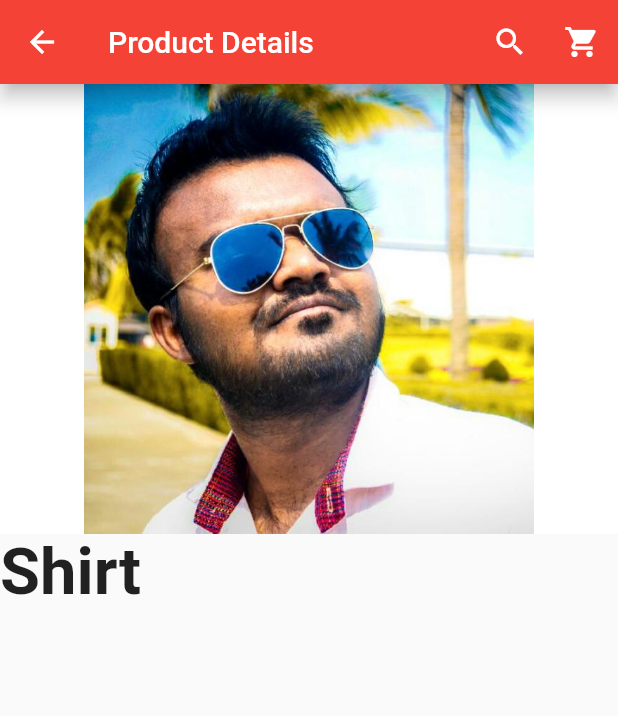
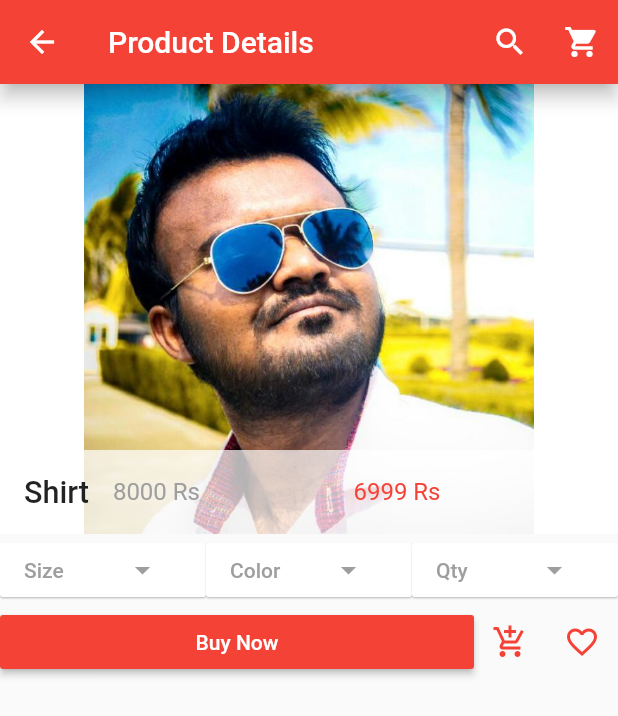
Before and after one commit to snehal-007/my_ecommerce, a Flutter app: the screen it shows after launch, after a tap on "Shirt", on a phone screen of 412 x 824 dp. Shown: the top 716 px of the screen. Run offline on Flutter 3.47's test engine with Material 2 defaults, Android fonts, the phone set to English and light mode, and no system bars; our stand-ins replace carousel_pro.

Commit message:
product detail organized

```diff
--- a/lib/gridproducts.dart
+++ b/lib/gridproducts.dart
@@ -11,8 +11,8 @@ class _ProductsState extends State<Products> {
     {
       "name": "Shirt",
       "picture": "assets/images/snehhh.jpeg",
-      "old_price": 5000,
-      "price": 4999
+      "old_price": 8000,
+      "price": 6999
     },
     {
       "name": "T-Shirt",
@@ -23,8 +23,8 @@ class _ProductsState extends State<Products> {
     {
       "name": "Pant",
       "picture": "assets/images/snehhh.jpeg",
-      "old_price": 5000,
-      "price": 4999
+      "old_price": 4000,
+      "price": 6999
     }
   ];
   @override
@@ -80,26 +80,34 @@ class Single_prod extends StatelessWidget {
                   prod_detail_price: prod_price,
                 ))),
         child: Material(
-          color: Colors.cyan,
-          borderRadius: BorderRadius.circular(3.0),
+          color: Colors.white,
+          borderRadius: BorderRadius.circular(10.0),
           child: Container(
             child: Column(
               children: [
                 Padding(
-                  padding: EdgeInsets.all(2.0),
-                  child: ClipOval(
-                    child: Image.asset(
-                      prod_picture,
-                      height: 170.0,
+                  padding: EdgeInsets.all(3.0),
+                  child: Image.asset(
+                    prod_picture,
+                    height: 120.0,
+                  ),
+                ),
+                Container(
+                  child: Text(
+                    prod_name,
+                    style: TextStyle(
+                      fontSize: 20.7,
+                      color: Colors.black,
+                      fontWeight: FontWeight.w400,
                     ),
                   ),
                 ),
-                Center(
+                Container(
                   child: Text(
-                    prod_name,
+                    "${prod_price} Rs",
                     style: TextStyle(
                       fontSize: 12.7,
-                      color: Colors.white,
+                      color: Colors.red,
                       fontWeight: FontWeight.w500,
                     ),
                   ),
--- a/lib/pages/products_details.dart
+++ b/lib/pages/products_details.dart
@@ -48,13 +48,113 @@ class _Product_detailState extends State<Product_detail> {
                 color: Colors.white,
                 child: Image.asset(widget.prod_detail_picture),
               ),
+              footer: Container(
+                color: Colors.white70,
+                child: ListTile(
+                  leading: Text(widget.prod_detail_name,
+                      style: TextStyle(
+                          fontSize: 20.4, fontWeight: FontWeight.w500)),
+                  title: Row(
+                    children: [
+                      Expanded(
+                        child: Text(
+                          "${widget.prod_detail_old_price} Rs",
+                          style: TextStyle(color: Colors.grey),
+                        ),
+                      ),
+                      Expanded(
+                        child: Text("${widget.prod_detail_price} Rs",
+                            style: TextStyle(color: Colors.red)),
+                      ),
+                    ],
+                  ),
+                ),
+              ),
             ),
           ),
-          Container(
-            child: Text(
-              widget.prod_detail_name,
-              style: TextStyle(fontSize: 43.4, fontWeight: FontWeight.bold),
-            ),
+          // Quantity selection Button
+          Row(
+            children: [
+              Expanded(
+                child: MaterialButton(
+                  onPressed: () {},
+                  color: Colors.white,
+                  textColor: Colors.grey,
+                  elevation: 0.5,
+                  child: Row(
+                    children: [
+                      Expanded(
+                        child: Text("Size"),
+                      ),
+                      Expanded(
+                        child: Icon(Icons.arrow_drop_down),
+                      ),
+                    ],
+                  ),
+                ),
+              ),
+              Expanded(
+                child: MaterialButton(
+                  onPressed: () {},
+                  color: Colors.white,
+                  textColor: Colors.grey,
+                  elevation: 0.5,
+                  child: Row(
+                    children: [
+                      Expanded(
+                        child: Text("Color"),
+                      ),
+                      Expanded(
+                        child: Icon(Icons.arrow_drop_down),
+                      ),
+                    ],
+                  ),
+                ),
+              ),
+              Expanded(
+                child: MaterialButton(
+                  onPressed: () {},
+                  color: Colors.white,
+                  textColor: Colors.grey,
+                  elevation: 0.5,
+                  child: Row(
+                    children: [
+                      Expanded(
+                        child: Text("Qty"),
+                      ),
+                      Expanded(
+                        child: Icon(Icons.arrow_drop_down),
+                      ),
+                    ],
+                  ),
+                ),
+              ),
+            ],
+          ),
+          Row(
+            children: [
+              Expanded(
+                child: MaterialButton(
+                  onPressed: () {},
+                  color: Colors.red,
+                  textColor: Colors.white,
+                  child: Text("Buy Now"),
+                ),
+              ),
+              // Second button
+              IconButton(
+                  icon: Icon(
+                    Icons.add_shopping_cart,
+                    color: Colors.red,
+                  ),
+                  onPressed: null),
+              IconButton(
+                  icon: Icon(
+                    Icons.favorite_border,
+                    color: Colors.red,
+                  ),
+                  onPressed: null),
+            ],
           ),
         ],
       ),
```
